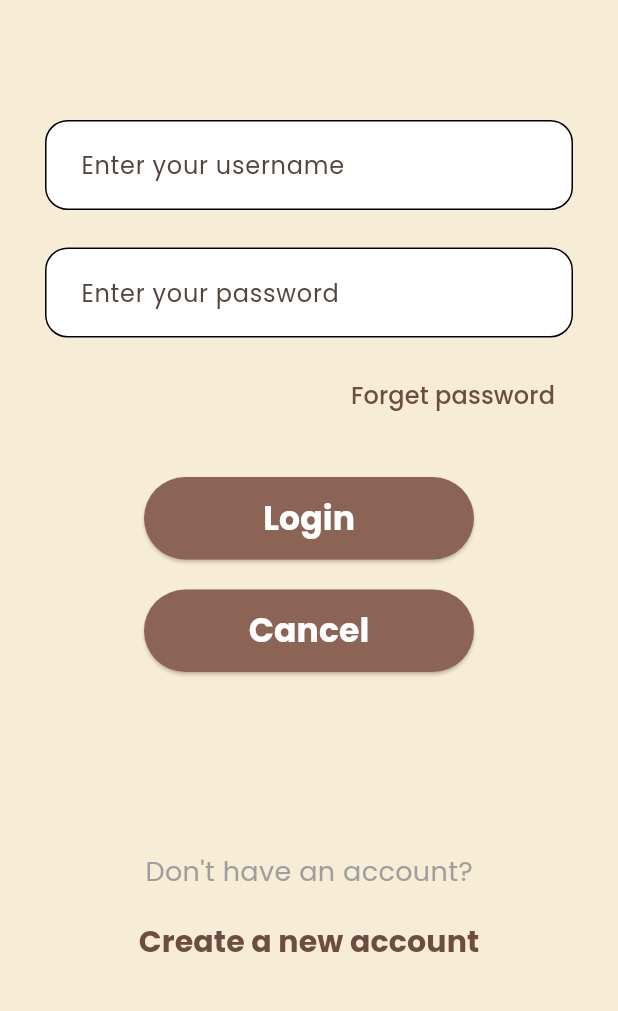
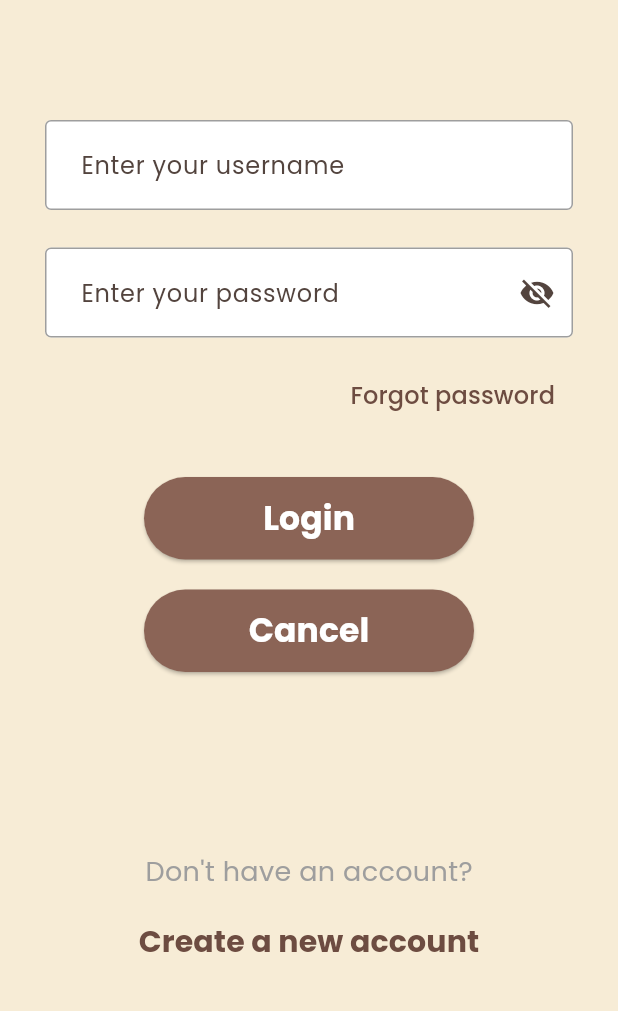
Before and after one commit to nuha-akil/MycoTrack, a Flutter app: the screen it shows after launch, after a tap on "Login", on a phone screen of 412 x 824 dp, the part 222-1233 px from its top. Run offline on Flutter 3.47's test engine with Material 3 defaults, Android fonts, the light colour scheme and no system bars; our stand-ins replace google_fonts.

Commit message:
Connect login screen to authentication API

```diff
--- a/lib/screens/login/login_screen.dart
+++ b/lib/screens/login/login_screen.dart
@@ -1,62 +1,255 @@
+import 'dart:convert';
+
+import 'package:flutter/foundation.dart';
 import 'package:flutter/material.dart';
+import 'package:http/http.dart' as http;
+
+import '../auth/forgot_password_screen.dart';
 import '../home/home_screen.dart';
-import '../auth/forgot_password_screen.dart';
 import '../new account/create_new_account_screen.dart';
 
-class LoginScreen extends StatelessWidget {
+class LoginScreen extends StatefulWidget {
   const LoginScreen({super.key});
+
+  @override
+  State<LoginScreen> createState() => _LoginScreenState();
+}
+
+class _LoginScreenState extends State<LoginScreen> {
+  static const Color backgroundColor = Color(0xFFF7ECD6);
+  static const Color brown = Color(0xFF8B6456);
+  static const Color darkBrown = Color(0xFF6D4C41);
+
+  final TextEditingController usernameController =
+  TextEditingController();
+
+  final TextEditingController passwordController =
+  TextEditingController();
+
+  bool isLoading = false;
+  bool hidePassword = true;
+
+  String get backendBaseUrl {
+    if (kIsWeb) {
+      return 'http://localhost:3000';
+    }
+
+    switch (defaultTargetPlatform) {
+      case TargetPlatform.android:
+      // Android Studio emulator
+        return 'http://10.0.2.2:3000';
+
+      case TargetPlatform.windows:
+      case TargetPlatform.macOS:
+      case TargetPlatform.linux:
+      case TargetPlatform.iOS:
+        return 'http://localhost:3000';
+
+      default:
+        return 'http://localhost:3000';
+    }
+  }
+
+  Future<void> loginUser() async {
+    FocusScope.of(context).unfocus();
+
+    final username = usernameController.text.trim();
+    final password = passwordController.text;
+
+    if (username.isEmpty || password.isEmpty) {
+      showMessage('Please enter your username and password');
+      return;
+    }
+
+    setState(() {
+      isLoading = true;
+    });
+
+    try {
+      final uri = Uri.parse(
+        '$backendBaseUrl/api/auth/login',
+      );
+
+      final response = await http
+          .post(
+        uri,
+        headers: const {
+          'Content-Type': 'application/json',
+          'Accept': 'application/json',
+        },
+        body: jsonEncode({
+          'username': username,
+          'password': password,
+        }),
+      )
+          .timeout(const Duration(seconds: 15));
+
+      Map<String, dynamic> responseData = {};
+
+      if (response.body.isNotEmpty) {
+        final decodedBody = jsonDecode(response.body);
+
+        if (decodedBody is Map<String, dynamic>) {
+          responseData = decodedBody;
+        }
+      }
+
+      if (!mounted) {
+        return;
+      }
+
+      if (response.statusCode == 200 &&
+          responseData['success'] == true) {
+        showMessage(
+          responseData['message']?.toString() ??
+              'Login successful',
+        );
+
+        Navigator.pushReplacement(
+          context,
+          MaterialPageRoute<void>(
+            builder: (context) => const HomeScreen(),
+          ),
+        );
+      } else {
+        showMessage(
+          responseData['message']?.toString() ??
+              'Login failed',
+        );
+      }
+    } on FormatException {
+      if (mounted) {
+        showMessage('The server returned an invalid response');
+      }
+    } catch (error) {
+      debugPrint('Login request failed: $error');
+
+      if (mounted) {
+        showMessage(
+          'Could not connect to the server. '
+              'Check that MySQL and the backend are running.',
+        );
+      }
+    } finally {
+      if (mounted) {
+        setState(() {
+          isLoading = false;
+        });
+      }
+    }
+  }
+
+  void showMessage(String message) {
+    ScaffoldMessenger.of(context)
+      ..hideCurrentSnackBar()
+      ..showSnackBar(
+        SnackBar(
+          content: Text(message),
+        ),
+      );
+  }
+
+  InputDecoration inputDecoration({
+    required String hintText,
+    Widget? suffixIcon,
+  }) {
+    return InputDecoration(
+      hintText: hintText,
+      filled: true,
+      fillColor: Colors.white,
+      contentPadding: const EdgeInsets.symmetric(
+        horizontal: 20,
+        vertical: 18,
+      ),
+      suffixIcon: suffixIcon,
+      border: OutlineInputBorder(
+        borderRadius: BorderRadius.circular(4),
+      ),
+      enabledBorder: OutlineInputBorder(
+        borderRadius: BorderRadius.circular(4),
+        borderSide: const BorderSide(
+          color: Colors.grey,
+        ),
+      ),
+      focusedBorder: OutlineInputBorder(
+        borderRadius: BorderRadius.circular(4),
+        borderSide: const BorderSide(
+          color: brown,
+          width: 2,
+        ),
+      ),
+    );
+  }
+
+  @override
+  void dispose() {
+    usernameController.dispose();
+    passwordController.dispose();
+    super.dispose();
+  }
 
   @override
   Widget build(BuildContext context) {
     return Scaffold(
-      backgroundColor: const Color(0xFFF7ECD6),
+      backgroundColor: backgroundColor,
       body: SafeArea(
         child: SingleChildScrollView(
           child: Padding(
             padding: const EdgeInsets.symmetric(horizontal: 30),
             child: Column(
               children: [
-
                 const SizedBox(height: 50),
 
                 const Text(
-                  "Welcome to Myco Track",
+                  'Welcome to Myco Track',
                   textAlign: TextAlign.center,
                   style: TextStyle(
                     fontSize: 34,
-                    color: Color(0xFF8B6456),
+                    color: brown,
                     fontWeight: FontWeight.w600,
-                    fontFamily: "serif",
+                    fontFamily: 'serif',
                   ),
                 ),
 
                 const SizedBox(height: 80),
 
                 TextField(
-                  decoration: InputDecoration(
-                    hintText: "Enter your username",
-                    filled: true,
-                    fillColor: Colors.white,
-                    contentPadding: const EdgeInsets.symmetric(
-                        horizontal: 20, vertical: 18),
-                    border: OutlineInputBorder(
-                      borderRadius: BorderRadius.circular(4),
-                    ),
+                  controller: usernameController,
+                  enabled: !isLoading,
+                  autocorrect: false,
+                  textInputAction: TextInputAction.next,
+                  decoration: inputDecoration(
+                    hintText: 'Enter your username',
                   ),
                 ),
 
                 const SizedBox(height: 25),
 
                 TextField(
-                  obscureText: true,
-                  decoration: InputDecoration(
-                    hintText: "Enter your password",
-                    filled: true,
-                    fillColor: Colors.white,
-                    contentPadding: const EdgeInsets.symmetric(
-                        horizontal: 20, vertical: 18),
-                    border: OutlineInputBorder(
-                      borderRadius: BorderRadius.circular(4),
+                  controller: passwordController,
+                  enabled: !isLoading,
+                  obscureText: hidePassword,
+                  textInputAction: TextInputAction.done,
+                  onSubmitted: (_) {
+                    if (!isLoading) {
+                      loginUser();
+                    }
+                  },
+                  decoration: inputDecoration(
+                    hintText: 'Enter your password',
+                    suffixIcon: IconButton(
+                      onPressed: isLoading
+                          ? null
+                          : () {
+                        setState(() {
+                          hidePassword = !hidePassword;
+                        });
+                      },
+                      icon: Icon(
+                        hidePassword
+                            ? Icons.visibility_off
+                            : Icons.visibility,
+                      ),
                     ),
                   ),
                 ),
@@ -66,18 +259,21 @@ class LoginScreen extends StatelessWidget {
                 Align(
                   alignment: Alignment.centerRight,
                   child: TextButton(
-                    onPressed: () {
+                    onPressed: isLoading
+                        ? null
+                        : () {
                       Navigator.push(
                         context,
                         MaterialPageRoute<void>(
-                          builder: (context) => const ForgotPasswordScreen(),
+                          builder: (context) =>
+                          const ForgotPasswordScreen(),
                         ),
                       );
                     },
                     child: const Text(
-                      "Forget password",
+                      'Forgot password',
                       style: TextStyle(
-                        color: Color(0xFF6D4C41),
+                        color: darkBrown,
                         fontSize: 16,
                       ),
                     ),
@@ -86,27 +282,30 @@ class LoginScreen extends StatelessWidget {
 
                 const SizedBox(height: 30),
 
-                //login button
                 SizedBox(
                   width: 220,
                   height: 55,
                   child: ElevatedButton(
-                    onPressed: () {
-                      Navigator.push(
-                        context,
-                        MaterialPageRoute<void>(
-                          builder: (context) => const HomeScreen(),
-                        ),
-                      );
-                    },
+                    onPressed: isLoading ? null : loginUser,
                     style: ElevatedButton.styleFrom(
-                      backgroundColor: const Color(0xFF8B6456),
+                      backgroundColor: brown,
+                      disabledBackgroundColor:
+                      brown.withOpacity(0.6),
                       shape: RoundedRectangleBorder(
                         borderRadius: BorderRadius.circular(30),
                       ),
                     ),
-                    child: const Text(
-                      "Login",
+                    child: isLoading
+                        ? const SizedBox(
+                      width: 24,
+                      height: 24,
+                      child: CircularProgressIndicator(
+                        strokeWidth: 2.5,
+                        color: Colors.white,
+                      ),
+                    )
+                        : const Text(
+                      'Login',
                       style: TextStyle(
                         fontSize: 22,
                         fontWeight: FontWeight.bold,
@@ -118,22 +317,23 @@ class LoginScreen extends StatelessWidget {
 
                 const SizedBox(height: 20),
 
-                //cancel button
                 SizedBox(
                   width: 220,
                   height: 55,
                   child: ElevatedButton(
-                    onPressed: () {
-                      Navigator.pop(context);
+                    onPressed: isLoading
+                        ? null
+                        : () {
+                      Navigator.maybePop(context);
                     },
                     style: ElevatedButton.styleFrom(
-                      backgroundColor: const Color(0xFF8B6456),
+                      backgroundColor: brown,
                       shape: RoundedRectangleBorder(
                         borderRadius: BorderRadius.circular(30),
                       ),
                     ),
                     child: const Text(
-                      "Cancel",
+                      'Cancel',
                       style: TextStyle(
                         fontSize: 22,
                         fontWeight: FontWeight.bold,
@@ -156,20 +356,23 @@ class LoginScreen extends StatelessWidget {
                 const SizedBox(height: 10),
 
                 TextButton(
-                  onPressed: () {
+                  onPressed: isLoading
+                      ? null
+                      : () {
                     Navigator.push(
                       context,
                       MaterialPageRoute<void>(
-                        builder: (context) => const RegisterScreen(),
+                        builder: (context) =>
+                        const RegisterScreen(),
                       ),
                     );
                   },
                   child: const Text(
-                    "Create a new account",
+                    'Create a new account',
                     style: TextStyle(
                       fontSize: 20,
                       fontWeight: FontWeight.bold,
-                      color: Color(0xFF6D4C41),
+                      color: darkBrown,
                     ),
                   ),
                 ),
```
